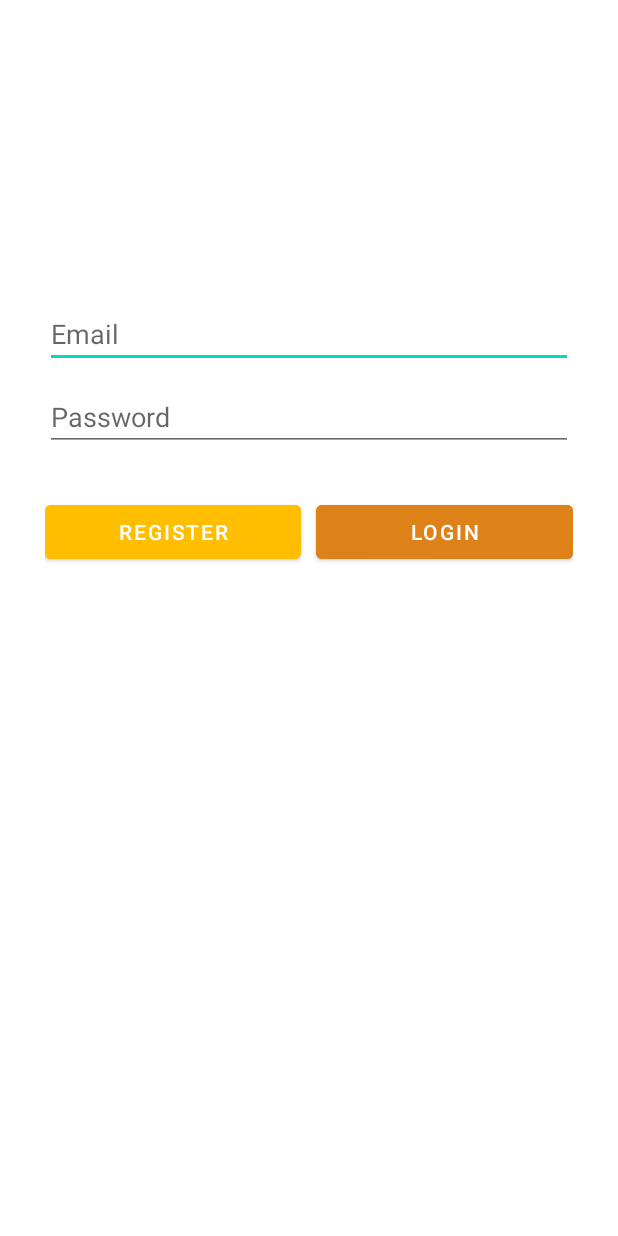
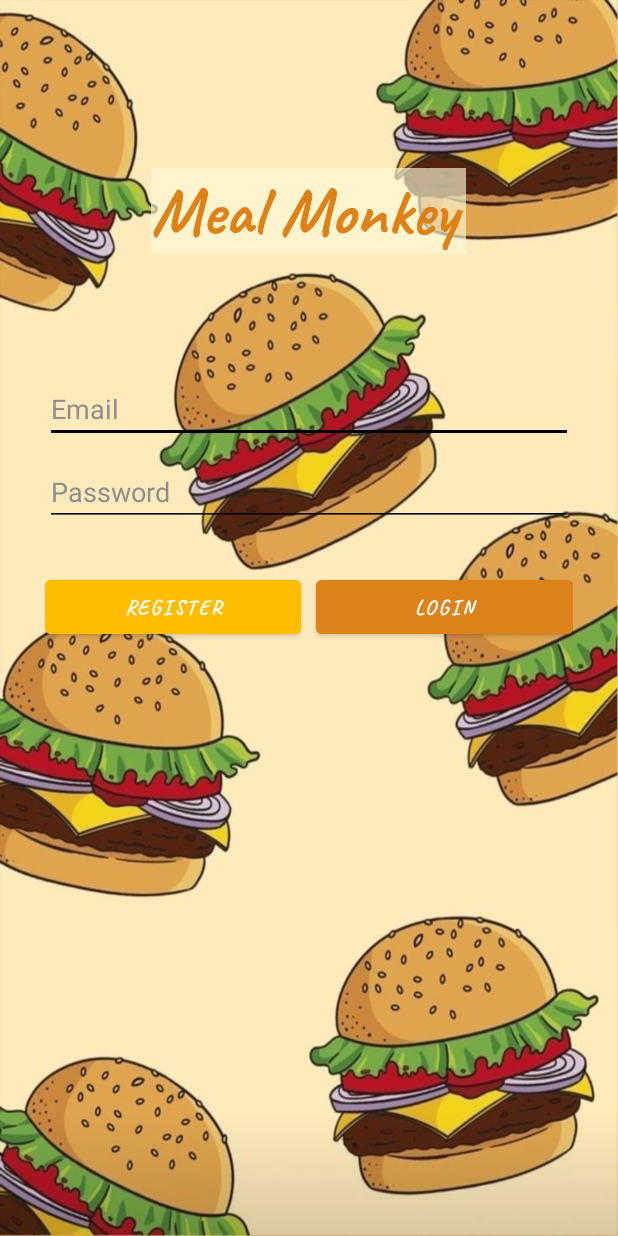
Before and after one commit to BBonLLo/MealMonkey, an Android app: the screen it shows after launch (AuthActivity), on a phone screen of 412 x 824 dp. Run offline under Robolectric (Android 15) with nearby library versions, the phone set to English and light mode, and no system bars; our stand-ins replace Firebase (no records; nobody signed in at launch, a user with empty details on screens opened directly); pictures from the network do not load.

Commit message:
modificado mapa

```diff
--- a/app/src/main/java/com/example/mealmonkey/RestaurantDetails.java
+++ b/app/src/main/java/com/example/mealmonkey/RestaurantDetails.java
@@ -66,8 +66,6 @@ public class RestaurantDetails extends AppCompatActivity {
                                     latPos = Double.parseDouble(markers.get("Lat").toString());
                                     longPos = Double.parseDouble(markers.get("Long").toString());
                                     score = Float.parseFloat(markers.get("Score").toString());
-                                } else {
-                                    Toast.makeText(RestaurantDetails.this, task.getException().getMessage(), Toast.LENGTH_LONG).show();
                                 }
                             }
                             details_description.setText(desc);
@@ -84,7 +82,8 @@ public class RestaurantDetails extends AppCompatActivity {
         imageButtonMaps.setOnClickListener(new View.OnClickListener() {
             @Override
             public void onClick(View view) {
-                Uri gmmIntentUri = Uri.parse("geo:" + latPos + "," + longPos);
+                title = title.replace("\\s+", "+");
+                Uri gmmIntentUri = Uri.parse("geo:" + latPos + "," + longPos + "?z=18&q=" + title); //
                 Intent mapIntent = new Intent(Intent.ACTION_VIEW, gmmIntentUri);
                 mapIntent.setPackage("com.google.android.apps.maps");
                 startActivity(mapIntent);
--- a/app/src/main/res/layout/activity_auth.xml
+++ b/app/src/main/res/layout/activity_auth.xml
@@ -4,13 +4,30 @@
     xmlns:tools="http://schemas.android.com/tools"
     android:layout_width="match_parent"
     android:layout_height="match_parent"
+    android:background="@drawable/burger_background"
     tools:context=".AuthActivity">
+
+    <TextView
+        android:id="@+id/textView2"
+        android:layout_width="210dp"
+        android:layout_height="57dp"
+        android:background="@color/light_yellow_transparent"
+        android:fontFamily="@font/caveat_bold"
+        android:text="@string/app_name"
+        android:textColor="@color/orange"
+        android:textSize="45sp"
+        app:layout_constraintBottom_toBottomOf="parent"
+        app:layout_constraintEnd_toEndOf="parent"
+        app:layout_constraintHorizontal_bias="0.497"
+        app:layout_constraintStart_toStartOf="parent"
+        app:layout_constraintTop_toTopOf="parent"
+        app:layout_constraintVertical_bias="0.146" />
 
     <LinearLayout
         android:layout_width="0dp"
         android:layout_height="wrap_content"
         android:layout_marginStart="30dp"
-        android:layout_marginTop="200dp"
+        android:layout_marginTop="250dp"
         android:layout_marginEnd="30dp"
         android:orientation="vertical"
         app:layout_constraintEnd_toEndOf="parent"
@@ -21,9 +38,12 @@
             android:id="@+id/emailEditText"
             android:layout_width="match_parent"
             android:layout_height="wrap_content"
+            android:backgroundTint="@color/black"
             android:ems="10"
             android:hint="@string/text_email"
             android:inputType="textEmailAddress"
+            android:textColor="@color/black"
+            android:textColorHint="@color/grey"
             tools:ignore="TouchTargetSizeCheck" />
 
         <Space
@@ -34,23 +54,27 @@
             android:id="@+id/passwordEditText"
             android:layout_width="match_parent"
             android:layout_height="wrap_content"
+            android:backgroundTint="@color/black"
             android:ems="10"
             android:hint="@string/text_password"
             android:inputType="textPassword"
+            android:textColor="@color/black"
+            android:textColorHint="@color/grey"
             tools:ignore="TouchTargetSizeCheck" />
 
         <LinearLayout
-            android:layout_marginTop="30dp"
             android:layout_width="match_parent"
             android:layout_height="match_parent"
+            android:layout_marginTop="30dp"
             android:orientation="horizontal">
 
             <Button
                 android:id="@+id/signUpButton"
                 android:layout_width="70dp"
                 android:layout_height="wrap_content"
+                android:layout_weight="1"
                 android:backgroundTint="@color/golden_yellow"
-                android:layout_weight="1"
+                android:fontFamily="@font/caveat_bold"
                 android:text="@string/text_register" />
 
             <Space
@@ -61,8 +85,9 @@
                 android:id="@+id/logInbutton"
                 android:layout_width="70dp"
                 android:layout_height="wrap_content"
+                android:layout_weight="1"
                 android:backgroundTint="@color/orange"
-                android:layout_weight="1"
+                android:fontFamily="@font/caveat_bold"
                 android:text="@string/text_login" />
         </LinearLayout>
     </LinearLayout>
--- a/app/src/main/res/values/colors.xml
+++ b/app/src/main/res/values/colors.xml
@@ -12,5 +12,6 @@
     <color name="golden_yellow">#ffbf00</color>
     <color name="orange">#dc8219</color>
     <color name="light_yellow">#FFFEF7</color>
+    <color name="light_yellow_transparent">#A6FFFAD8</color>
     <color name="red">#FA6565</color>
 </resources>
```
Also changed, not shown: app/src/main/res/layout/activity_restaurant_add.xml (+6 -8 lines), app/src/main/res/layout/activity_restaurant_details.xml (+7 -8 lines), app/src/main/res/drawable/burger_background.jpg (added).
